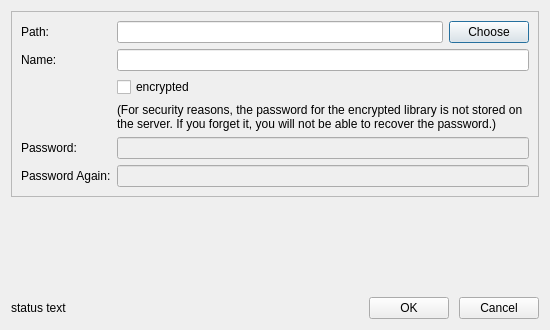
First picture: the form in ui/create-repo-dialog.ui, repository haiwen/seafile-client, before the edit.
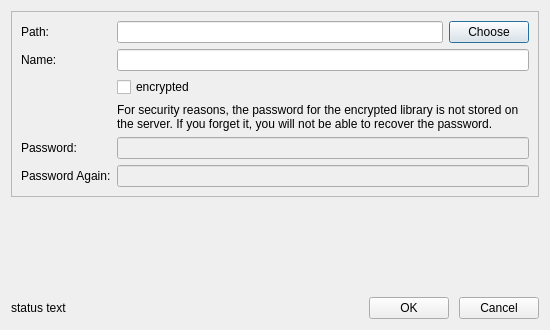
Second picture: the form after the edit.

```diff
--- a/ui/create-repo-dialog.ui
+++ b/ui/create-repo-dialog.ui
@@ -140,7 +140,7 @@
          </sizepolicy>
         </property>
         <property name="text">
-         <string>(For security reasons, the password for the encrypted library is not stored on the server. If you forget it, you will not be able to recover the password.)</string>
+         <string>For security reasons, the password for the encrypted library is not stored on the server. If you forget it, you will not be able to recover the password.</string>
         </property>
         <property name="textFormat">
          <enum>Qt::PlainText</enum>
```
